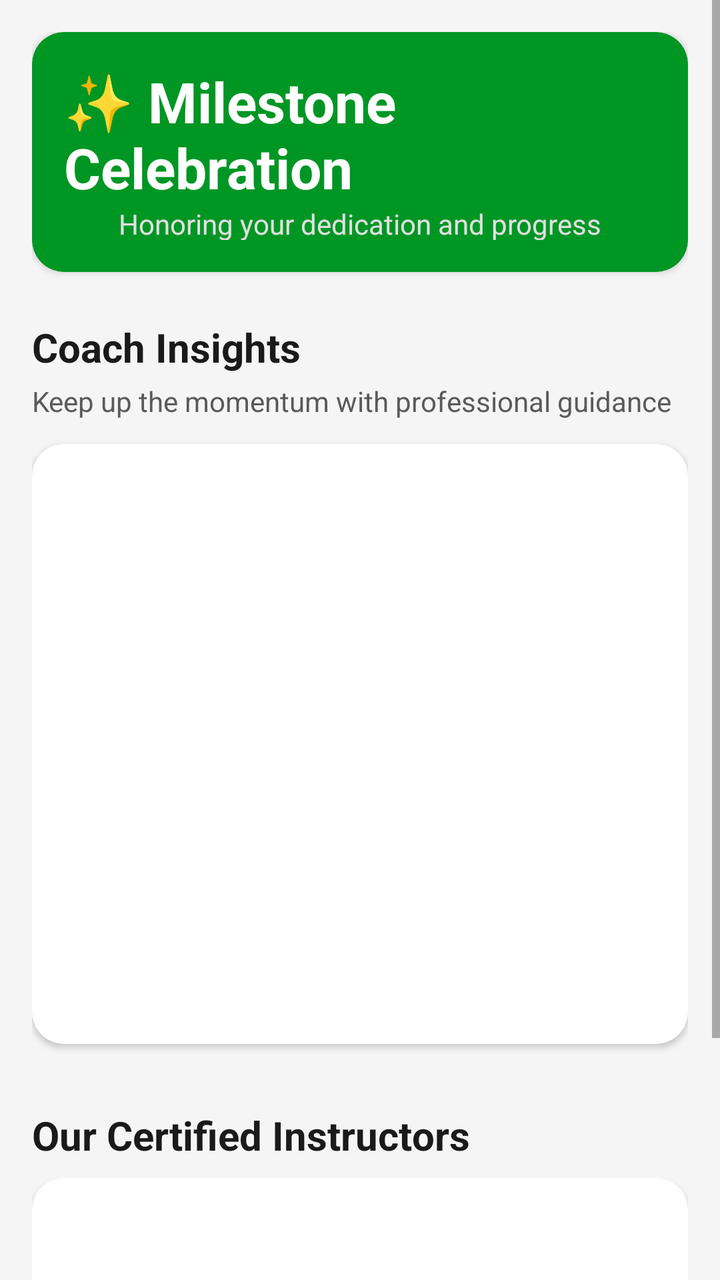
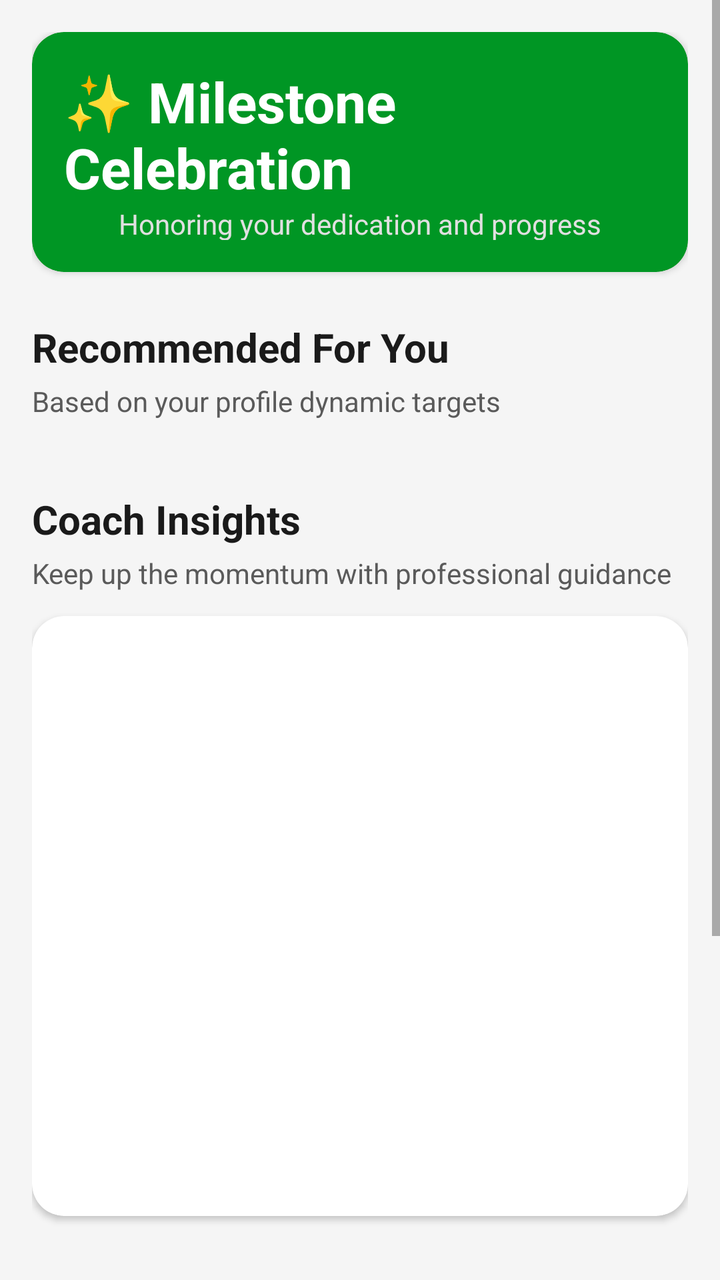

Two renders of the same Android screen: before a commit and after it. Below are the layout's source before the change and the commit's diff.
<!-- AndroidManifest.xml: application theme Theme.FitnessApp -->
<!-- res/layout/fragment_fitness_for_you.xml -->
<?xml version="1.0" encoding="utf-8"?>
<ScrollView xmlns:android="http://schemas.android.com/apk/res/android"
    xmlns:app="http://schemas.android.com/apk/res-auto"
    android:layout_width="match_parent"
    android:layout_height="match_parent"
    android:background="@color/background"
    android:fillViewport="true">

    <LinearLayout
        android:layout_width="match_parent"
        android:layout_height="wrap_content"
        android:orientation="vertical"
        android:padding="16dp">

        
        <androidx.cardview.widget.CardView
            android:layout_width="match_parent"
            android:layout_height="120dp"
            app:cardCornerRadius="16dp"
            app:cardBackgroundColor="@color/primary_dark">

            <LinearLayout
                android:layout_width="match_parent"
                android:layout_height="match_parent"
                android:orientation="vertical"
                android:gravity="center"
                android:padding="16dp">

                <TextView
                    android:layout_width="wrap_content"
                    android:layout_height="wrap_content"
                    android:text="✨ Milestone Celebration"
                    android:textSize="28sp"
                    android:textStyle="bold"
                    android:textColor="#FFFFFF" />

                <TextView
                    android:layout_width="wrap_content"
                    android:layout_height="wrap_content"
                    android:text="Honoring your dedication and progress"
                    android:textSize="14sp"
                    android:textColor="#E0E0E0" />
            </LinearLayout>
        </androidx.cardview.widget.CardView>

        
        <TextView
            android:layout_width="wrap_content"
            android:layout_height="wrap_content"
            android:layout_marginTop="24dp"
            android:text="Coach Insights"
            android:textSize="20sp"
            android:textStyle="bold"
            android:textColor="@color/text_primary" />

        <TextView
            android:layout_width="wrap_content"
            android:layout_height="wrap_content"
            android:layout_marginTop="4dp"
            android:text="Keep up the momentum with professional guidance"
            android:textSize="14sp"
            android:textColor="@color/text_secondary" />

        
        <androidx.cardview.widget.CardView
            android:layout_width="match_parent"
            android:layout_height="300dp"
            android:layout_marginTop="12dp"
            app:cardCornerRadius="16dp"
            app:cardBackgroundColor="@color/surface"
            app:cardElevation="2dp">

            <androidx.viewpager2.widget.ViewPager2
                android:id="@+id/tipViewPager"
                android:layout_width="match_parent"
                android:layout_height="match_parent" />

        </androidx.cardview.widget.CardView>

        
        <LinearLayout
            android:id="@+id/dotIndicator"
            android:layout_width="wrap_content"
            android:layout_height="wrap_content"
            android:layout_gravity="center"
            android:layout_marginTop="8dp"
            android:orientation="horizontal" />

        
        <TextView
            android:layout_width="wrap_content"
            android:layout_height="wrap_content"
            android:layout_marginTop="24dp"
            android:text="Our Certified Instructors"
            android:textSize="20sp"
            android:textStyle="bold"
            android:textColor="@color/text_primary" />

        <androidx.cardview.widget.CardView
            android:layout_width="match_parent"
            android:layout_height="wrap_content"
            android:layout_marginTop="8dp"
            app:cardCornerRadius="16dp"
            app:cardBackgroundColor="@color/surface"
            app:cardElevation="2dp">

            <LinearLayout
                android:layout_width="match_parent"
                android:layout_height="wrap_content"
                android:orientation="vertical"
                android:padding="12dp">

                <androidx.recyclerview.widget.RecyclerView
                    android:id="@+id/trainersRecycler"
                    android:layout_width="match_parent"
                    android:layout_height="160dp"
                    android:orientation="horizontal"
                    app:layoutManager="androidx.recyclerview.widget.LinearLayoutManager" />

            </LinearLayout>
        </androidx.cardview.widget.CardView>

    </LinearLayout>
</ScrollView>
<!-- resources referenced by this layout -->
<resources>
  <color name="background">#F5F5F5</color>
  <color name="primary_dark">#009624</color>
  <color name="surface">#FFFFFF</color>
  <color name="text_primary">#1A1A1A</color>
  <color name="text_secondary">#5A5A5A</color>
  <style name="Theme.FitnessApp" parent="Theme.MaterialComponents.Light.NoActionBar">
          <item name="colorPrimary">@color/primary</item>
          <item name="colorPrimaryVariant">@color/primary_dark</item>
          <item name="colorOnPrimary">@color/background</item>
          <item name="colorSecondary">@color/secondary</item>
          <item name="colorSecondaryVariant">@color/secondary</item>
          <item name="colorOnSecondary">@color/text_primary</item>
          <item name="android:statusBarColor">@color/background</item>
          <item name="android:windowLightStatusBar">true</item>
          <item name="android:windowBackground">@color/background</item>
          <item name="materialThemeOverlay">@style/ThemeOverlay.FitnessApp.Light</item>
      </style>
  <color name="primary">#00C853</color>
  <color name="secondary">#FF6584</color>
  <style name="ThemeOverlay.FitnessApp.Light" parent="ThemeOverlay.MaterialComponents.Light">
          <item name="colorSurface">@color/surface</item>
          <item name="colorOnSurface">@color/text_primary</item>
          <item name="colorError">@color/error</item>
      </style>
  <color name="error">#D32F2F</color>
</resources>

<!-- the commit's change to res/layout/fragment_fitness_for_you.xml (unified diff, before → after) -->
@@ -42,6 +42,32 @@
                     android:textColor="#E0E0E0" />
             </LinearLayout>
         </androidx.cardview.widget.CardView>
+
+        
+        <TextView
+            android:layout_width="wrap_content"
+            android:layout_height="wrap_content"
+            android:layout_marginTop="24dp"
+            android:text="Recommended For You"
+            android:textSize="20sp"
+            android:textStyle="bold"
+            android:textColor="@color/text_primary" />
+
+        <TextView
+            android:id="@+id/tvRecommendationReason"
+            android:layout_width="wrap_content"
+            android:layout_height="wrap_content"
+            android:layout_marginTop="4dp"
+            android:text="Based on your profile dynamic targets"
+            android:textSize="14sp"
+            android:textColor="@color/text_secondary" />
+
+        <androidx.recyclerview.widget.RecyclerView
+            android:id="@+id/programsRecycler"
+            android:layout_width="match_parent"
+            android:layout_height="wrap_content"
+            android:layout_marginTop="12dp"
+            android:nestedScrollingEnabled="false" />
 
         
         <TextView
@@ -120,5 +146,7 @@
             </LinearLayout>
         </androidx.cardview.widget.CardView>
 
+
+
     </LinearLayout>
 </ScrollView>
